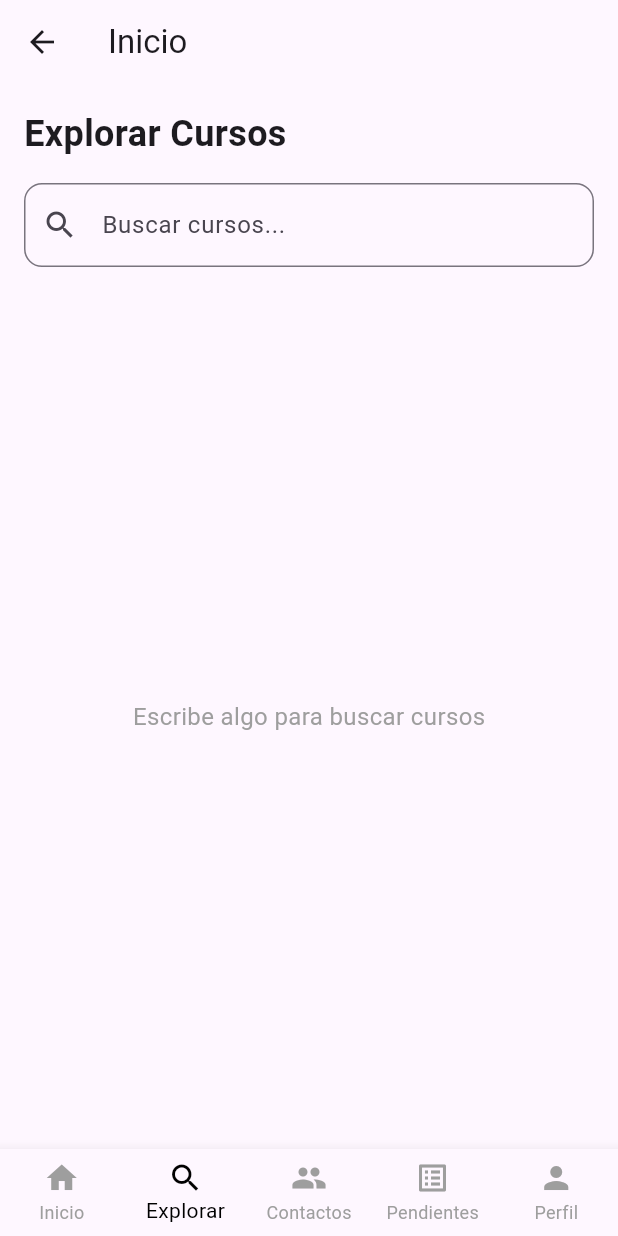
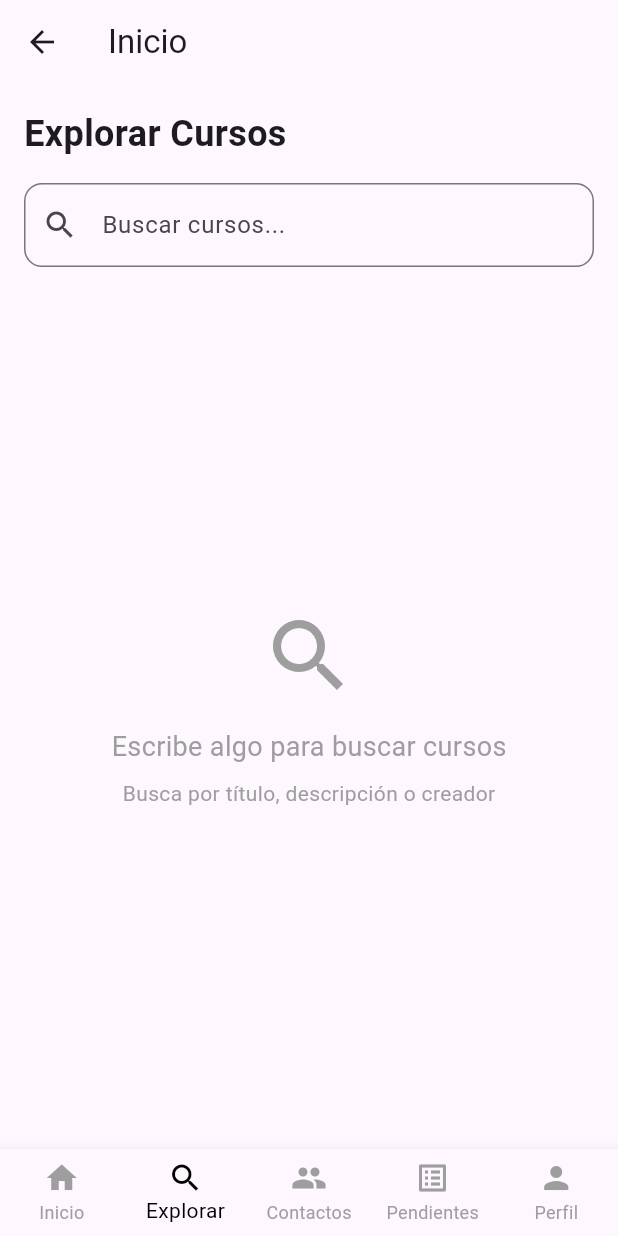
Before and after one commit to YJYordi/ProyectoFlutter-Gonzalez-Espinel-Suarez, a Flutter app: the HomePage screen opened by its route, item 2 of the bottom bar chosen, on a phone screen of 412 x 824 dp. Run offline on Flutter 3.47's test engine with Material 3 defaults, Android fonts, the phone set to English and light mode, and no system bars; our stand-ins replace shared_preferences; accounts and stored records are empty.

Commit message:
mejorando estructura crud

```diff
--- a/proyecto/lib/presentation/providers/course_provider.dart
+++ b/proyecto/lib/presentation/providers/course_provider.dart
@@ -60,7 +60,7 @@ class CourseProvider extends ChangeNotifier {
     notifyListeners();
     _courses = await getCoursesUseCase();
     _filteredCourses = _courses;
-    _searchResults = _courses;
+    _searchResults = []; // Inicializar como lista vacía
     _isLoading = false;
     notifyListeners();
   }
@@ -161,7 +161,7 @@ class CourseProvider extends ChangeNotifier {
 
   void clearSearch() {
     _searchQuery = '';
-    _searchResults = _courses;
+    _searchResults = [];
     notifyListeners();
   }
 
--- a/proyecto/lib/presentation/screens/home_page.dart
+++ b/proyecto/lib/presentation/screens/home_page.dart
@@ -196,10 +196,13 @@ class _HomePageState extends State<HomePage> {
                       ),
                       child: Container(
                         width: 240,
+                        height: 200,
                         padding: const EdgeInsets.all(16),
                         child: Column(
                           crossAxisAlignment: CrossAxisAlignment.start,
+                          mainAxisSize: MainAxisSize.min,
                           children: [
+                            // Título del curso
                             Text(
                               curso.title,
                               style: const TextStyle(
@@ -210,47 +213,52 @@ class _HomePageState extends State<HomePage> {
                               overflow: TextOverflow.ellipsis,
                             ),
                             const SizedBox(height: 8),
+
+                            // Creador
                             Text(
                               'Por: ${curso.creatorName}',
                               style: TextStyle(
                                 fontSize: 12,
                                 color: Colors.grey[600],
                               ),
-                            ),
-                            const SizedBox(height: 4),
-                            Text(
-                              curso.description,
-                              style: const TextStyle(fontSize: 12),
-                              maxLines: 3,
+                              maxLines: 1,
                               overflow: TextOverflow.ellipsis,
                             ),
-                            const SizedBox(height: 8),
+                            const SizedBox(height: 12),
+
                             // Categorías
-                            Wrap(
+                            Expanded(
+                              child: Wrap(
                                 spacing: 4,
                                 runSpacing: 4,
-                              children: curso.categories.take(2).map<Widget>((category) {
+                                children: curso.categories.take(3).map<Widget>((category) {
                                   return Container(
                                     padding: const EdgeInsets.symmetric(
-                                    horizontal: 6,
-                                    vertical: 2,
+                                      horizontal: 8,
+                                      vertical: 4,
                                     ),
                                     decoration: BoxDecoration(
                                       color: Colors.blue[100],
-                                    borderRadius: BorderRadius.circular(8),
+                                      borderRadius: BorderRadius.circular(12),
                                     ),
                                     child: Text(
                                       category,
                                       style: const TextStyle(
                                         fontSize: 10,
                                         color: Colors.blue,
+                                        fontWeight: FontWeight.w500,
                                       ),
                                     ),
                                   );
                                 }).toList(),
                               ),
-                            const Spacer(),
-                            ElevatedButton(
+                            ),
+                            const SizedBox(height: 12),
+
+                            // Botón
+                            SizedBox(
+                              width: double.infinity,
+                              child: ElevatedButton(
                                 onPressed: () {
                                   Navigator.push(
                                     context,
@@ -259,7 +267,17 @@ class _HomePageState extends State<HomePage> {
                                     ),
                                   );
                                 },
-                              child: const Text('Ver curso'),
+                                style: ElevatedButton.styleFrom(
+                                  padding: const EdgeInsets.symmetric(vertical: 10),
+                                  textStyle: const TextStyle(fontSize: 13, fontWeight: FontWeight.w600),
+                                  backgroundColor: Colors.blue,
+                                  foregroundColor: Colors.white,
+                                  shape: RoundedRectangleBorder(
+                                    borderRadius: BorderRadius.circular(8),
+                                  ),
+                                ),
+                                child: const Text('Ver más'),
+                              ),
                             ),
                           ],
                         ),
@@ -474,20 +492,58 @@ class _HomePageState extends State<HomePage> {
             onChanged: (value) => courseProvider.searchCourses(value),
           ),
           const SizedBox(height: 16),
-          if (searchQuery.isNotEmpty)
+          if (searchQuery.isNotEmpty) ...[
             Text(
               'Resultados para "$searchQuery" (${searchResults.length})',
               style: const TextStyle(fontSize: 16, fontWeight: FontWeight.w600),
             ),
             const SizedBox(height: 12),
+          ],
           Expanded(
-            child: searchResults.isEmpty
-                ? Center(
-                    child: Text(
-                      searchQuery.isEmpty
-                          ? 'Escribe algo para buscar cursos'
-                          : 'No se encontraron cursos',
-                      style: const TextStyle(fontSize: 16, color: Colors.grey),
+            child: searchQuery.isEmpty
+                ? const Center(
+                    child: Column(
+                      mainAxisAlignment: MainAxisAlignment.center,
+                      children: [
+                        Icon(
+                          Icons.search,
+                          size: 64,
+                          color: Colors.grey,
+                        ),
+                        SizedBox(height: 16),
+                        Text(
+                          'Escribe algo para buscar cursos',
+                          style: TextStyle(fontSize: 18, color: Colors.grey),
+                        ),
+                        SizedBox(height: 8),
+                        Text(
+                          'Busca por título, descripción o creador',
+                          style: TextStyle(fontSize: 14, color: Colors.grey),
+                        ),
+                      ],
+                    ),
+                  )
+                : searchResults.isEmpty
+                    ? const Center(
+                        child: Column(
+                          mainAxisAlignment: MainAxisAlignment.center,
+                          children: [
+                            Icon(
+                              Icons.search_off,
+                              size: 64,
+                              color: Colors.grey,
+                            ),
+                            SizedBox(height: 16),
+                            Text(
+                              'No se encontraron cursos',
+                              style: TextStyle(fontSize: 18, color: Colors.grey),
+                            ),
+                            SizedBox(height: 8),
+                            Text(
+                              'Intenta con otros términos de búsqueda',
+                              style: TextStyle(fontSize: 14, color: Colors.grey),
+                            ),
+                          ],
                         ),
                       )
                     : ListView.builder(
```
Lines whose indentation alone changed are shown as unchanged.
